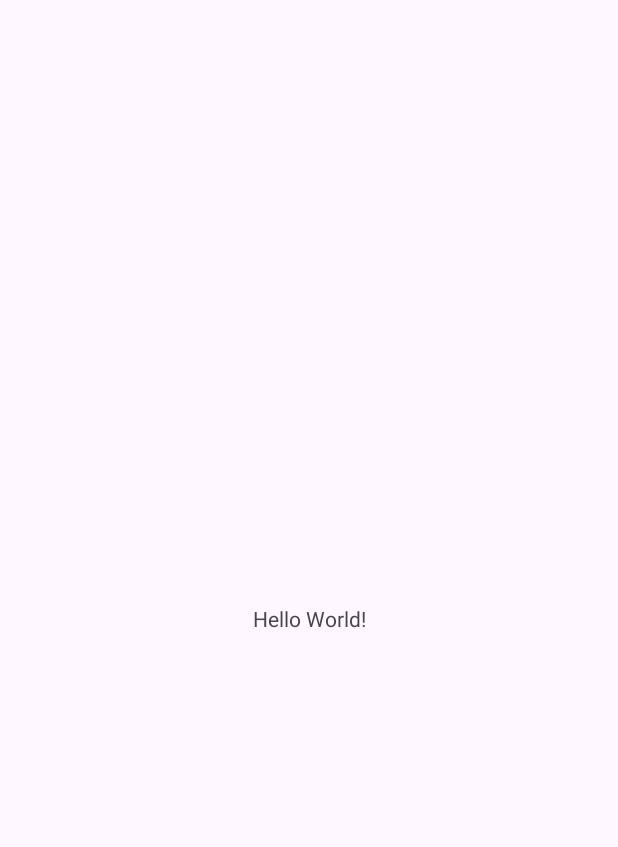
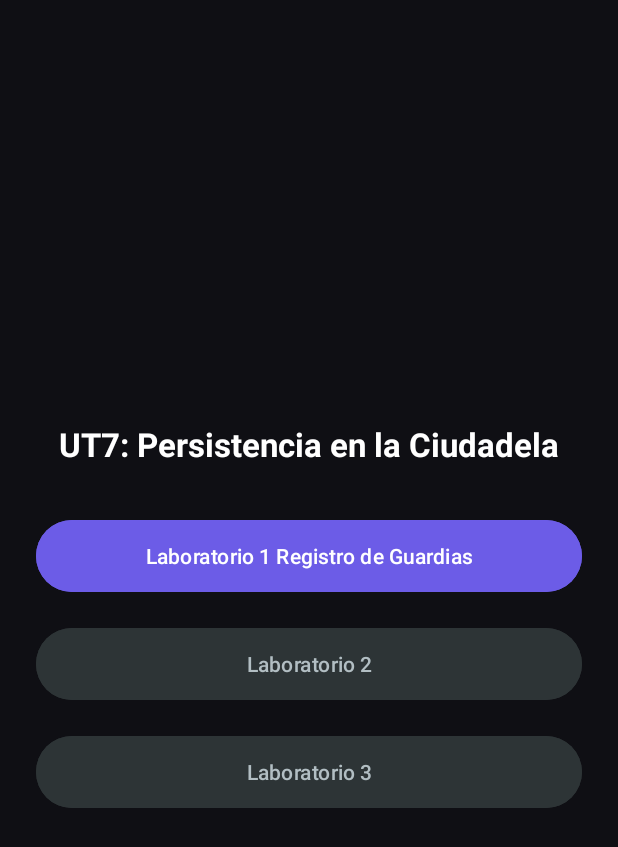
Before and after one commit to Ayoub-Atidi-Belbaz/El_Registro_de_Guardias_De_La_Ciudadela, an Android app: the screen it shows after launch (MainActivity), on a phone screen of 412 x 824 dp. Before the commit the part shown is almost empty. Shown: the top 847 px of the screen. Run offline under Robolectric (Android 15) with nearby library versions, the phone set to English and light mode, and no system bars.

Commit message:
Implementamos los botones y el menu para navegar.

```diff
--- a/app/src/main/AndroidManifest.xml
+++ b/app/src/main/AndroidManifest.xml
@@ -11,14 +11,17 @@
         android:roundIcon="@mipmap/ic_launcher_round"
         android:supportsRtl="true"
         android:theme="@style/Theme.El_Registro_de_Guardias_De_La_Ciudadela">
+
         <activity
+            android:name=".PreferenciasActivity"
+            android:exported="false" />
 
+        <activity
             android:name=".MainActivity"
             android:exported="true"
             android:windowSoftInputMode="adjustResize">
             <intent-filter>
                 <action android:name="android.intent.action.MAIN" />
-
                 <category android:name="android.intent.category.LAUNCHER" />
             </intent-filter>
         </activity>
--- a/app/src/main/java/com/example/ayoub/MainActivity.kt
+++ b/app/src/main/java/com/example/ayoub/MainActivity.kt
@@ -1,20 +1,35 @@
 package com.example.ayoub
 
+import android.content.Intent
 import android.os.Bundle
-import androidx.activity.enableEdgeToEdge
+import android.widget.Button
+import android.widget.Toast
 import androidx.appcompat.app.AppCompatActivity
-import androidx.core.view.ViewCompat
-import androidx.core.view.WindowInsetsCompat
 
 class MainActivity : AppCompatActivity() {
     override fun onCreate(savedInstanceState: Bundle?) {
         super.onCreate(savedInstanceState)
-        enableEdgeToEdge()
         setContentView(R.layout.activity_main)
-        ViewCompat.setOnApplyWindowInsetsListener(findViewById(R.id.main)) { v, insets ->
-            val systemBars = insets.getInsets(WindowInsetsCompat.Type.systemBars())
-            v.setPadding(systemBars.left, systemBars.top, systemBars.right, systemBars.bottom)
-            insets
+
+        val btnIrPrefs = findViewById<Button>(R.id.btnIrPrefs)
+        val btnIrFicheros = findViewById<Button>(R.id.btnIrFicheros)
+        val btnIrSQLite = findViewById<Button>(R.id.btnIrSQLite)
+
+        btnIrPrefs.setOnClickListener {
+            val intent = Intent(this, PreferenciasActivity::class.java)
+            startActivity(intent)
+        }
+
+        btnIrFicheros.setOnClickListener {
+            // val intent = Intent(this, ::class.java)
+            // startActivity(intent)
+            Toast.makeText(this, "Laboratorio 2 ", Toast.LENGTH_SHORT).show()
+        }
+
+        btnIrSQLite.setOnClickListener {
+            // val intent = Intent(this, ::class.java)
+            // startActivity(intent)
+            Toast.makeText(this, "Laboratorio 3 ", Toast.LENGTH_SHORT).show()
         }
     }
 }
--- /dev/null
+++ b/app/src/main/java/com/example/ayoub/PreferenciasActivty.kt
@@ -0,0 +1,6 @@
+package com.example.ayoub
+
+
+import androidx.appcompat.app.AppCompatActivity
+
+class PreferenciasActivity : AppCompatActivity()
--- a/app/src/main/res/layout/activity_main.xml
+++ b/app/src/main/res/layout/activity_main.xml
@@ -1,19 +1,44 @@
 <?xml version="1.0" encoding="utf-8"?>
-<androidx.constraintlayout.widget.ConstraintLayout xmlns:android="http://schemas.android.com/apk/res/android"
-    xmlns:app="http://schemas.android.com/apk/res-auto"
-    xmlns:tools="http://schemas.android.com/tools"
-    android:id="@+id/main"
+<LinearLayout xmlns:android="http://schemas.android.com/apk/res/android"
     android:layout_width="match_parent"
     android:layout_height="match_parent"
-    tools:context=".MainActivity">
+    android:background="#0F0F14"
+    android:gravity="center"
+    android:orientation="vertical"
+    android:padding="24dp">
 
     <TextView
         android:layout_width="wrap_content"
         android:layout_height="wrap_content"
-        android:text="Hello World!"
-        app:layout_constraintBottom_toBottomOf="parent"
-        app:layout_constraintEnd_toEndOf="parent"
-        app:layout_constraintStart_toStartOf="parent"
-        app:layout_constraintTop_toTopOf="parent" />
+        android:layout_marginBottom="32dp"
+        android:text="UT7: Persistencia en la Ciudadela"
+        android:textColor="#FFFFFF"
+        android:textSize="22sp"
+        android:textStyle="bold" />
 
-</androidx.constraintlayout.widget.ConstraintLayout>
+    <Button
+        android:id="@+id/btnIrPrefs"
+        android:layout_width="match_parent"
+        android:layout_height="56dp"
+        android:layout_marginBottom="16dp"
+        android:backgroundTint="#6C5CE7"
+        android:text="Laboratorio 1 Registro de Guardias"
+        android:textColor="#FFFFFF" />
+
+    <Button
+        android:id="@+id/btnIrFicheros"
+        android:layout_width="match_parent"
+        android:layout_height="56dp"
+        android:layout_marginBottom="16dp"
+        android:backgroundTint="#2D3436"
+        android:text="Laboratorio 2"
+        android:textColor="#B2BEC3" />
+
+    <Button
+        android:id="@+id/btnIrSQLite"
+        android:layout_width="match_parent"
+        android:layout_height="56dp"
+        android:backgroundTint="#2D3436"
+        android:text="Laboratorio 3"
+        android:textColor="#B2BEC3" />
+</LinearLayout>
```
